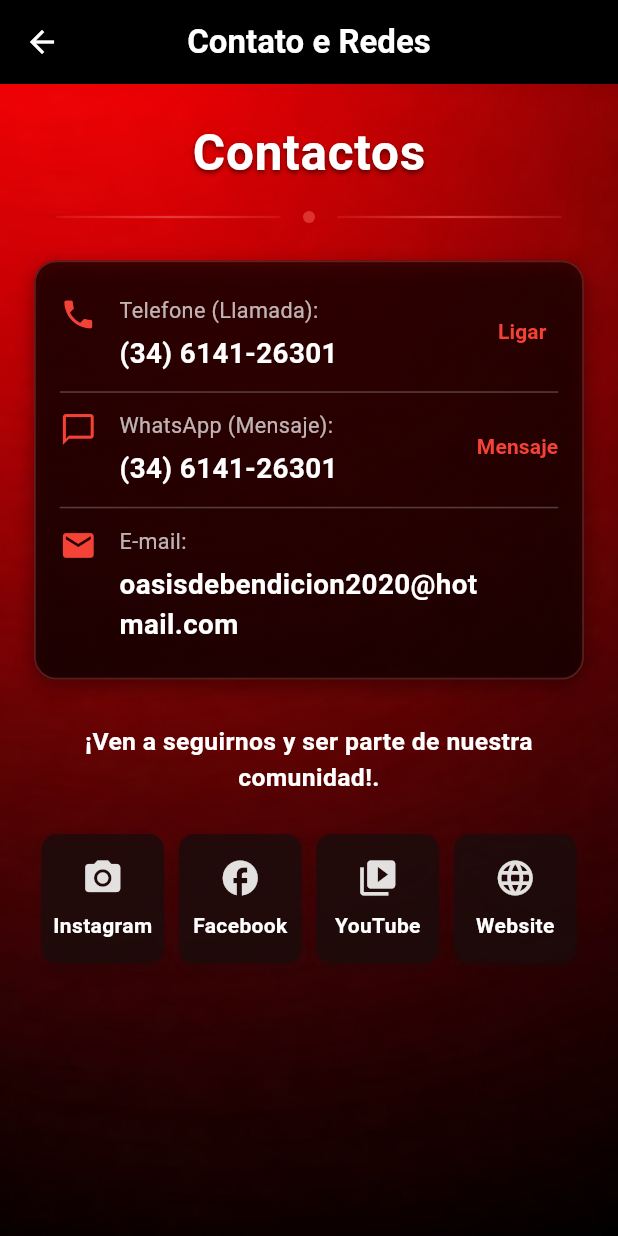
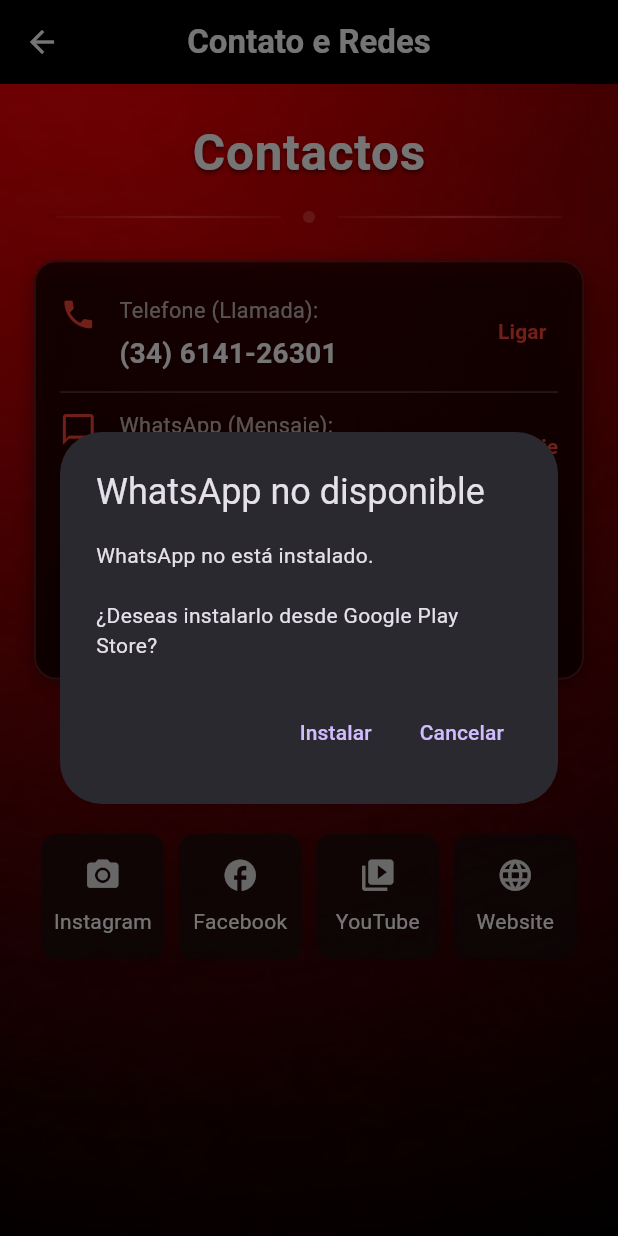
Before and after one commit to madaipsantos/oasis-de-bendicion-app-android, a Flutter app: the ContactScreen screen opened by its route, after a tap on "Mensaje", on a phone screen of 412 x 824 dp. Run offline on Flutter 3.47's test engine with Material 3 defaults, Android fonts, the phone set to English and light mode, and no system bars; our stand-ins replace audio_service, just_audio, material_design_icons_flutter, package_info_plus, permission_handler, youtube_player_flutter; missing offline and left inert: audio_session, disable_battery_optimizations_latest; network calls fail.

```diff
--- a/lib/core/utils/our_social_contacts.dart
+++ b/lib/core/utils/our_social_contacts.dart
@@ -19,17 +19,62 @@
     String appName,
   ) async {
     try {
+      // Intentar abrir la app nativa primero
       if (await canLaunchUrl(Uri.parse(appUrl))) {
-        await launchUrl(Uri.parse(appUrl), mode: LaunchMode.externalApplication);
-      } else if (await canLaunchUrl(Uri.parse(webUrl))) {
-        await launchUrl(Uri.parse(webUrl), mode: LaunchMode.externalApplication);
-      } else {
+        final launched = await launchUrl(
+          Uri.parse(appUrl),
+          mode: LaunchMode.externalApplication
+        );
+        if (launched) return;
+      }
+
+      // Si falla, intentar la URL web
+      if (await canLaunchUrl(Uri.parse(webUrl))) {
+        final launched = await launchUrl(
+          Uri.parse(webUrl),
+          mode: LaunchMode.externalApplication
+        );
+        if (launched) return;
+      }
+
+      // Si ambas fallan, mostrar mensaje específico
       if (context.mounted) {
         showDialog(
           context: context,
           builder: (context) => AlertDialog(
-              title: const Text('Erro'),
-              content: Text('Não foi possível abrir o $appName.'),
+            title: Text('$appName no disponible'),
+            content: Text(
+              appName == 'WhatsApp'
+                ? 'WhatsApp no está instalado.\n\n¿Deseas instalarlo desde Google Play Store?'
+                : 'No se pudo abrir $appName.\n\nVerifica que esté instalado en tu dispositivo.'
+            ),
+            actions: [
+              if (appName == 'WhatsApp')
+                TextButton(
+                  onPressed: () async {
+                    Navigator.of(context).pop();
+                    await launchUrl(
+                      Uri.parse('https://play.google.com/store/apps/details?id=com.whatsapp'),
+                      mode: LaunchMode.externalApplication,
+                    );
+                  },
+                  child: const Text('Instalar'),
+                ),
+              TextButton(
+                onPressed: () => Navigator.of(context).pop(),
+                child: const Text('Cancelar'),
+              ),
+            ],
+          ),
+        );
+      }
+    } catch (e, stackTrace) {
+      if (context.mounted) {
+        showDialog(
+          context: context,
+          builder: (context) => AlertDialog(
+            title: const Text('Error'),
+            content: Text('Error al abrir $appName: ${e.toString()}'),
             actions: [
               TextButton(
                 onPressed: () => Navigator.of(context).pop(),
@@ -39,8 +84,6 @@
           ),
         );
       }
-      }
-    } catch (e, stackTrace) {
       throw SocialContactsException(
         'Failed to open link for $appName',
         error: e,
--- a/lib/presentation/screens/church_contacts_screen.dart
+++ b/lib/presentation/screens/church_contacts_screen.dart
@@ -10,8 +10,6 @@
 const double kScreenPadding = 20.0;
 const double kCardBorderRadius = 10.0; // Mantendo o valor do layout base (10.0)
 const String kPhoneUrl = "tel:+34614126301";
-const String kWhatsAppAppUrl = 'whatsapp://send?phone=+34614126301&text=';
-const String kWhatsAppUrl = 'https://wa.me/+34614126301?text=';
 
 /// Tela dedicada aos Contatos e Redes Sociais da Igreja.
 class ContactScreen extends StatelessWidget {
@@ -217,20 +215,14 @@
             value: "(34) 6141-26301",
             actionText: "Mensaje",
             onPressed: () async {
-              if (await canLaunchUrl(Uri.parse(kWhatsAppAppUrl))) {
-                await launchUrl(
-                  Uri.parse(kWhatsAppAppUrl),
-                  mode: LaunchMode.externalApplication,
-                );
-              } else if (await canLaunchUrl(Uri.parse(kWhatsAppUrl))) {
-                await launchUrl(
-                  Uri.parse(kWhatsAppUrl),
-                  mode: LaunchMode.externalApplication,
-                );
-                return;
-              } else {
-                throw 'Could not launch $kWhatsAppUrl';
-              }
+              const String phone = '34614126301';
+              const String message = "Bendiciones...";
+              await OurSocialContacts.openLink(
+                context,
+                'whatsapp://send?phone=$phone&text=${Uri.encodeComponent(message)}',
+                'https://wa.me/$phone?text=${Uri.encodeComponent(message)}',
+                'WhatsApp',
+              );
             },
             screenWidth: screenWidth,
           ),
@@ -421,14 +413,14 @@
                 Icon(
                   icon,
                   color: const Color.fromARGB(255, 227, 224, 224),
-                  size: 28,
+                  size: 25,
                 ),
                 const SizedBox(height: 8),
                 Text(
                   label,
                   style: const TextStyle(
                     color: Colors.white,
-                    fontWeight: FontWeight.bold,
+                    fontWeight: FontWeight.normal,
                   ),
                 ),
               ],
```
Lines whose indentation alone changed are shown as unchanged.
